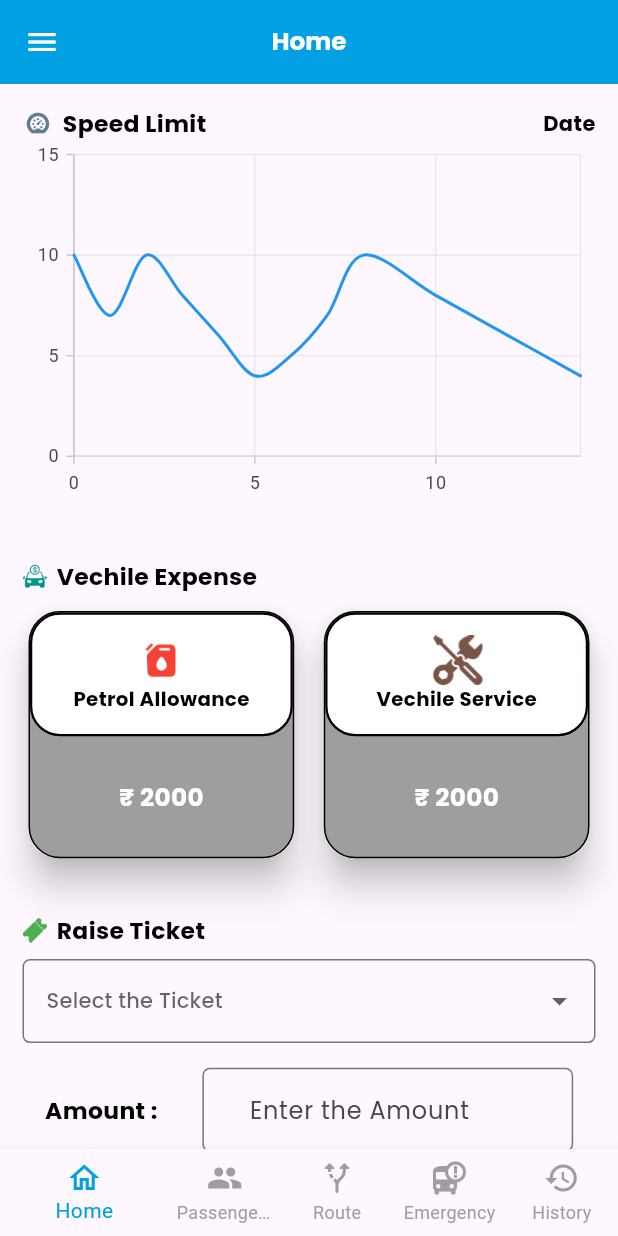
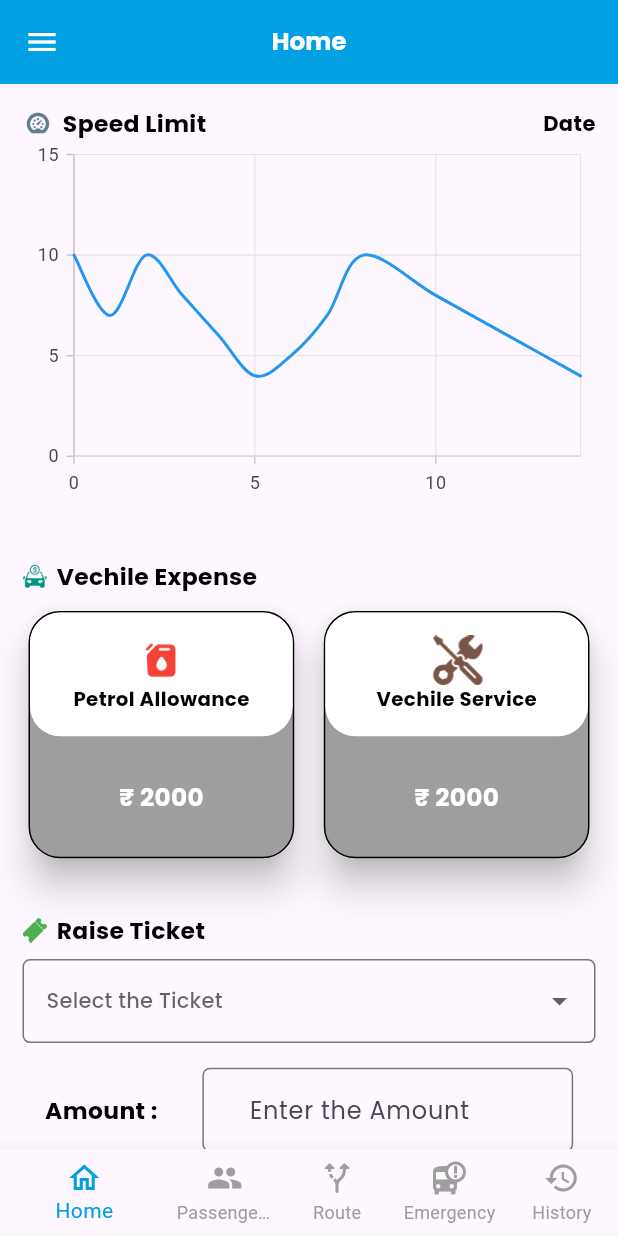
Before and after one commit to Hari-Baskar/Driver, a Flutter app: the screen it shows after launch, on a phone screen of 412 x 824 dp. Run offline on Flutter 3.47's test engine with Material 3 defaults, Android fonts, the phone set to English and light mode, and no system bars; our stand-ins replace get, google_fonts, syncfusion_flutter_charts.

Commit message:
Vechile Expense card update

```diff
--- a/lib/Screens/home.dart
+++ b/lib/Screens/home.dart
@@ -195,7 +195,7 @@ BoxWidget({
               decoration: BoxDecoration(
                color: Colors.white,
                   //Color(0xFF00A0E3)
-                border: Border.all(color:Colors.black ,width: 1.5),
+                //border: Border.all(color:Colors.black ,width: 1.5),
                 borderRadius: BorderRadius.circular(20)
               ),
 
```
